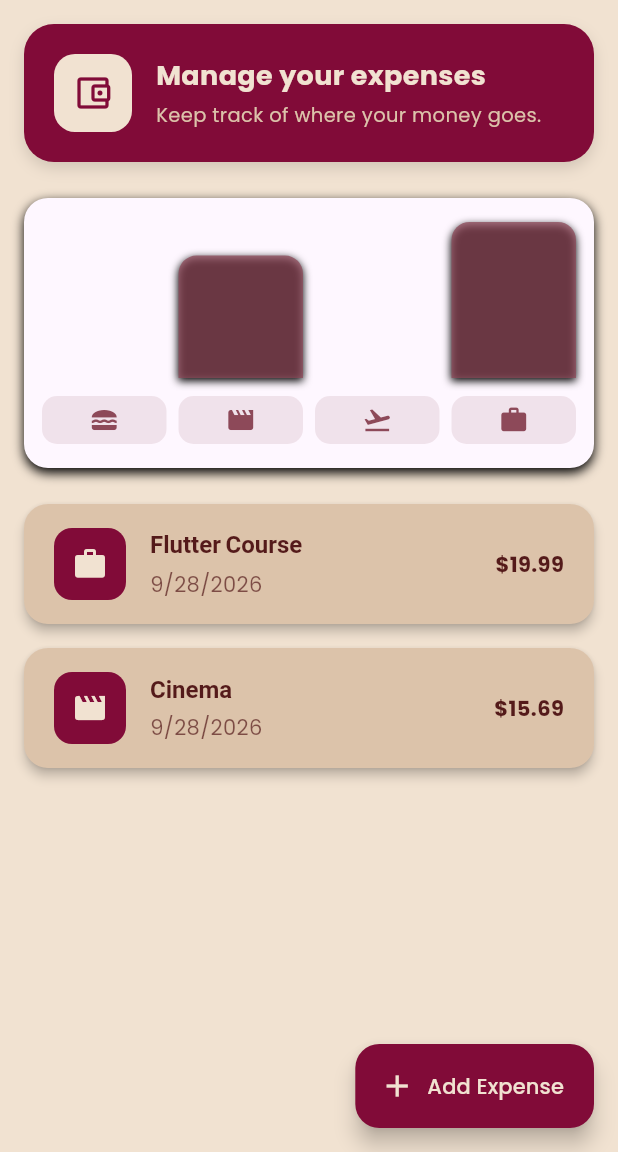
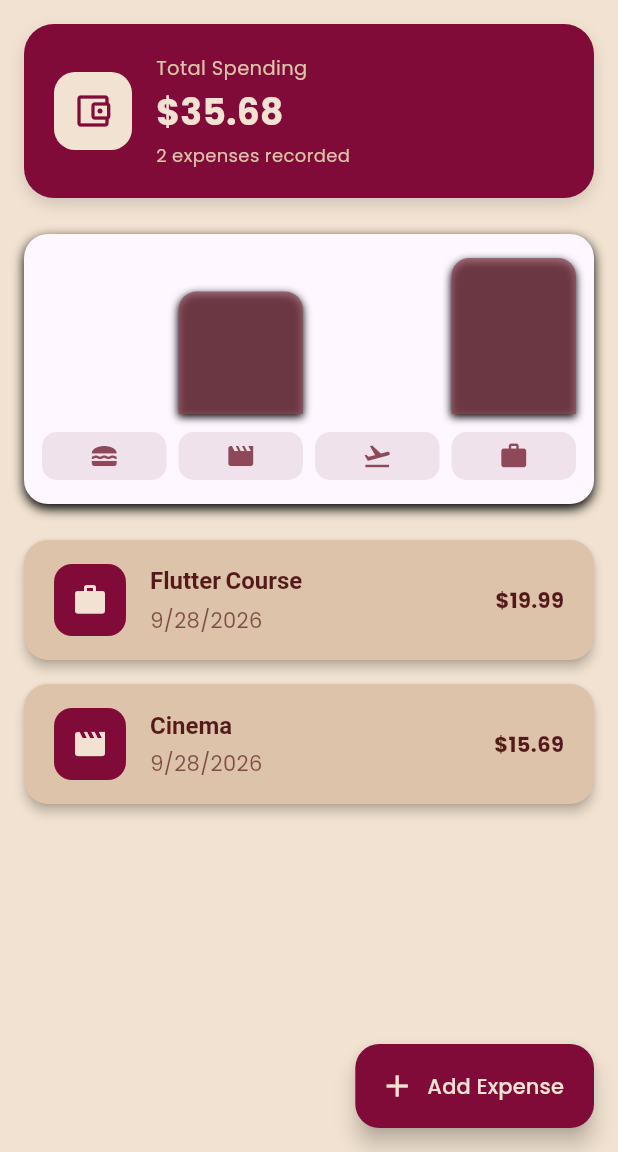
Before and after one commit to kylamurakami/CSIT284-Dacula, a Flutter app: the screen it shows after launch, on a phone screen of 412 x 824 dp, the part 84-1236 px from its top. Run offline on Flutter 3.47's test engine with Material 3 defaults, Android fonts, the phone set to English and light mode, and no system bars; our stand-ins replace google_fonts.

Commit message:
Add total spending summary

```diff
--- a/expense_tracker/lib/widgets/expenses.dart
+++ b/expense_tracker/lib/widgets/expenses.dart
@@ -138,6 +138,11 @@ class _ExpensesState extends State<Expenses> {
       );
     }
 
+    final totalSpending = _registeredExpenses.fold<double>(
+      0,
+      (sum, expense) => sum + expense.amount,
+    );
+
     return Scaffold(
       appBar: AppBar(
         title: const Column(
@@ -200,24 +205,32 @@ class _ExpensesState extends State<Expenses> {
                   ),
                 ),
                 const SizedBox(width: 16),
-                const Expanded(
+                Expanded(
                   child: Column(
                     crossAxisAlignment: CrossAxisAlignment.start,
                     children: [
+                      const Text(
+                        'Total Spending',
+                        style: TextStyle(
+                          color: Color(0xFFDCC3AA),
+                          fontSize: 13,
+                        ),
+                      ),
+                      const SizedBox(height: 2),
                       Text(
-                        'Manage your expenses',
-                        style: TextStyle(
+                        '\$${totalSpending.toStringAsFixed(2)}',
+                        style: const TextStyle(
                           color: Color(0xFFF1E2D1),
-                          fontSize: 18,
+                          fontSize: 24,
                           fontWeight: FontWeight.bold,
                         ),
                       ),
-                      SizedBox(height: 4),
+                      const SizedBox(height: 4),
                       Text(
-                        'Keep track of where your money goes.',
-                        style: TextStyle(
+                        '${_registeredExpenses.length} expense${_registeredExpenses.length == 1 ? '' : 's'} recorded',
+                        style: const TextStyle(
                           color: Color(0xFFDCC3AA),
-                          fontSize: 13,
+                          fontSize: 12,
                         ),
                       ),
                     ],
```
Lines whose indentation alone changed are shown as unchanged.
